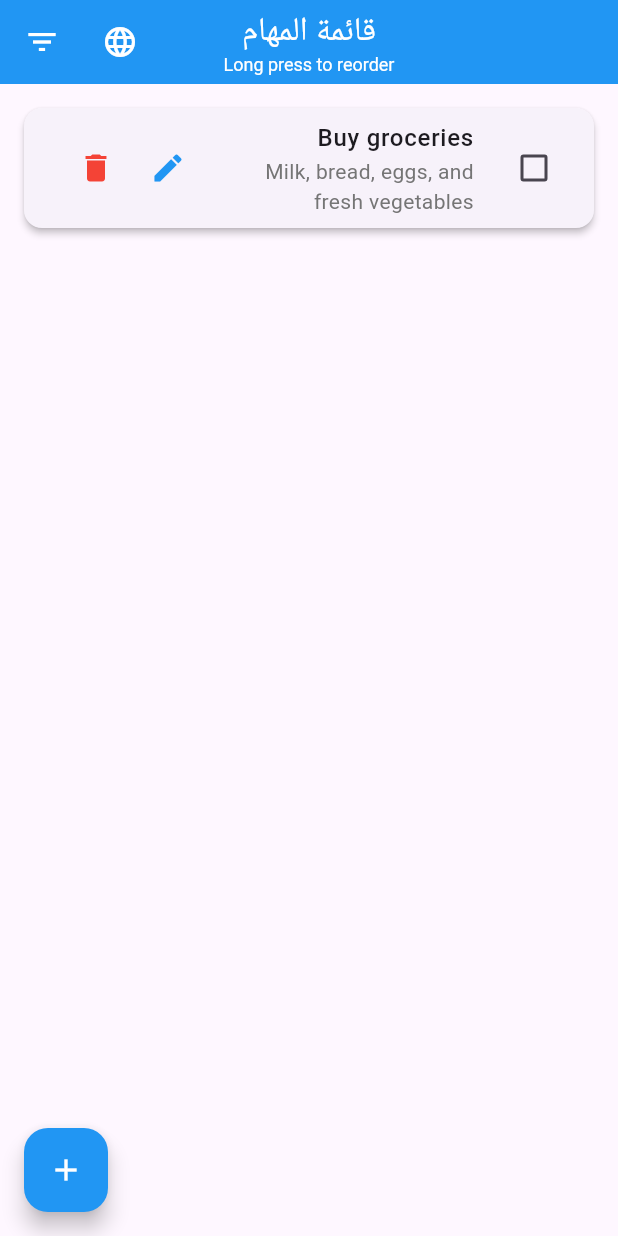
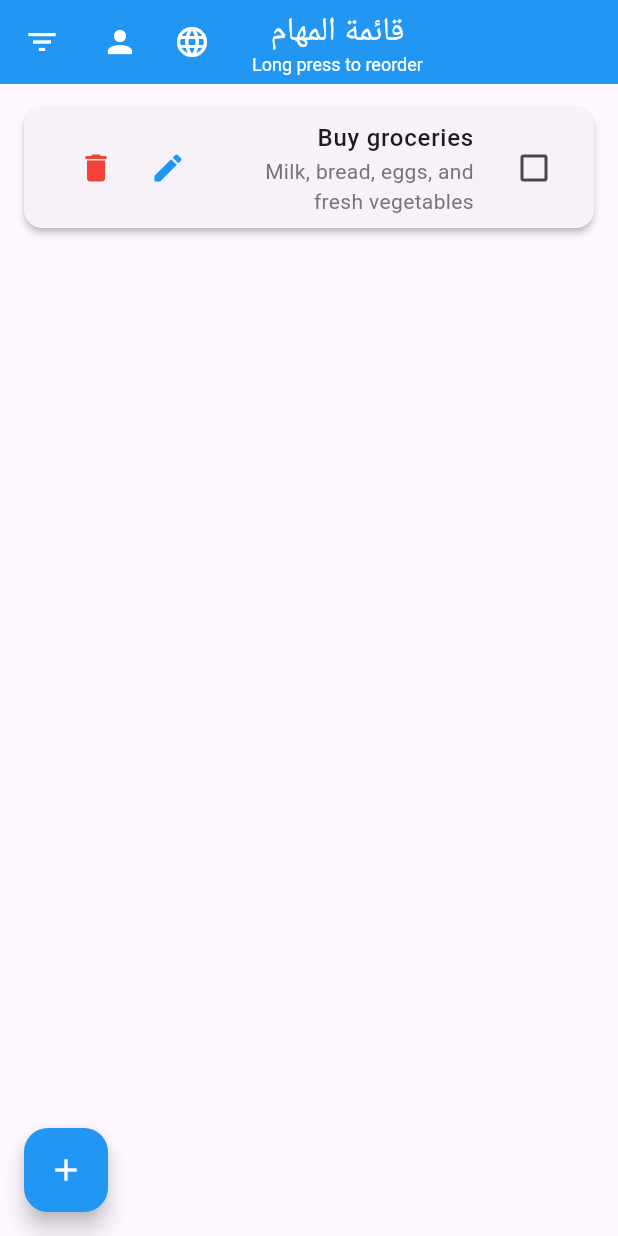
Before and after one commit to Mohammedaltaher/TodoFlutter, a Flutter app: the screen it shows after launch, scrolled down 368 dp, after a tap on the "language" icon, on a phone screen of 412 x 824 dp. Run offline on Flutter 3.47's test engine with Material 3 defaults, Android fonts, the phone set to English and light mode, and no system bars; our stand-ins replace google_fonts; Roboto replaces fonts that are missing (Tajawal).

Commit message:
Add user profile screen and theme provider; enhance localization support

```diff
--- a/lib/l10n/app_localizations.dart
+++ b/lib/l10n/app_localizations.dart
@@ -259,6 +259,42 @@ abstract class AppLocalizations {
   /// In en, this message translates to:
   /// **'Toggle Language'**
   String get toggleLanguage;
+
+  /// Title for the profile and settings screen
+  ///
+  /// In en, this message translates to:
+  /// **'Profile & Settings'**
+  String get profileSettings;
+
+  /// Placeholder for user name
+  ///
+  /// In en, this message translates to:
+  /// **'John Doe'**
+  String get userName;
+
+  /// Placeholder for user email
+  ///
+  /// In en, this message translates to:
+  /// **'john.doe@example.com'**
+  String get userEmail;
+
+  /// Section title for settings
+  ///
+  /// In en, this message translates to:
+  /// **'Settings'**
+  String get settings;
+
+  /// Label for language selection
+  ///
+  /// In en, this message translates to:
+  /// **'Language'**
+  String get language;
+
+  /// Label for theme selection
+  ///
+  /// In en, this message translates to:
+  /// **'Theme'**
+  String get theme;
 }
 
 class _AppLocalizationsDelegate
--- a/lib/main.dart
+++ b/lib/main.dart
@@ -1,14 +1,19 @@
 import 'package:flutter/material.dart';
 import 'package:flutter_localizations/flutter_localizations.dart';
+import 'package:google_fonts/google_fonts.dart';
 import 'package:provider/provider.dart';
 import 'package:todo_flutter/screens/todo_list_screen.dart';
 import 'l10n/app_localizations.dart';
 import 'providers/language_provider.dart';
+import 'providers/theme_provider.dart';
 
 void main() {
   runApp(
-    ChangeNotifierProvider(
-      create: (context) => LanguageProvider(),
+    MultiProvider(
+      providers: [
+        ChangeNotifierProvider(create: (context) => LanguageProvider()),
+        ChangeNotifierProvider(create: (context) => ThemeProvider()),
+      ],
       child: const TodoApp(),
     ),
   );
@@ -19,8 +24,8 @@ class TodoApp extends StatelessWidget {
 
   @override
   Widget build(BuildContext context) {
-    return Consumer<LanguageProvider>(
-      builder: (context, languageProvider, child) {
+    return Consumer2<LanguageProvider, ThemeProvider>(
+      builder: (context, languageProvider, themeProvider, child) {
         return MaterialApp(
           title: 'Todo List',
           localizationsDelegates: const [
@@ -37,6 +42,7 @@ class TodoApp extends StatelessWidget {
           theme: ThemeData(
             primarySwatch: Colors.blue,
             useMaterial3: true,
+            textTheme: GoogleFonts.tajawalTextTheme(),
             appBarTheme: const AppBarTheme(
               backgroundColor: Colors.blue,
               foregroundColor: Colors.white,
@@ -47,6 +53,24 @@ class TodoApp extends StatelessWidget {
               foregroundColor: Colors.white,
             ),
           ),
+          darkTheme: ThemeData(
+            brightness: Brightness.dark,
+            primarySwatch: Colors.blue,
+            useMaterial3: true,
+            textTheme: GoogleFonts.tajawalTextTheme(
+              ThemeData(brightness: Brightness.dark).textTheme,
+            ),
+            appBarTheme: const AppBarTheme(
+              backgroundColor: Colors.blueGrey,
+              foregroundColor: Colors.white,
+              elevation: 0,
+            ),
+            floatingActionButtonTheme: const FloatingActionButtonThemeData(
+              backgroundColor: Colors.blueGrey,
+              foregroundColor: Colors.white,
+            ),
+          ),
+          themeMode: themeProvider.themeMode,
           home: const TodoListScreen(),
           debugShowCheckedModeBanner: false,
         );
--- /dev/null
+++ b/lib/providers/theme_provider.dart
@@ -0,0 +1,17 @@
+import 'package:flutter/material.dart';
+
+class ThemeProvider extends ChangeNotifier {
+  ThemeMode _themeMode = ThemeMode.system;
+
+  ThemeMode get themeMode => _themeMode;
+
+  void toggleTheme(bool isDarkMode) {
+    _themeMode = isDarkMode ? ThemeMode.dark : ThemeMode.light;
+    notifyListeners();
+  }
+
+  void setThemeMode(ThemeMode mode) {
+    _themeMode = mode;
+    notifyListeners();
+  }
+}
--- a/lib/screens/todo_list_screen.dart
+++ b/lib/screens/todo_list_screen.dart
@@ -6,6 +6,7 @@ import '../widgets/todo_item.dart';
 import '../widgets/add_todo_dialog.dart';
 import '../l10n/app_localizations.dart';
 import '../providers/language_provider.dart';
+import 'user_profile_screen.dart';
 
 class TodoListScreen extends StatefulWidget {
   const TodoListScreen({super.key});
@@ -141,6 +142,16 @@ class _TodoListScreenState extends State<TodoListScreen> {
             },
             tooltip: localizations.toggleLanguage,
           ),
+          IconButton(
+            icon: const Icon(Icons.person),
+            onPressed: () {
+              Navigator.push(
+                context,
+                MaterialPageRoute(builder: (context) => const UserProfileScreen()),
+              );
+            },
+            tooltip: localizations.profileSettings,
+          ),
           PopupMenuButton<String>(
             onSelected: (value) {
               setState(() {
--- a/pubspec.yaml
+++ b/pubspec.yaml
@@ -14,6 +14,7 @@ dependencies:
   intl: any
   provider: ^6.1.1
   cupertino_icons: ^1.0.2
+  google_fonts: ^6.2.1
 
 dev_dependencies:
   flutter_test:
```
Also changed, not shown: lib/l10n/app_ar.arb (+7 -1 lines), lib/l10n/app_en.arb (+24 -0 lines), lib/l10n/app_localizations_ar.dart (+18 -0 lines), lib/l10n/app_localizations_en.dart (+18 -0 lines), lib/screens/user_profile_screen.dart (added, +96 -0 lines), pubspec.lock, 1 other file.
